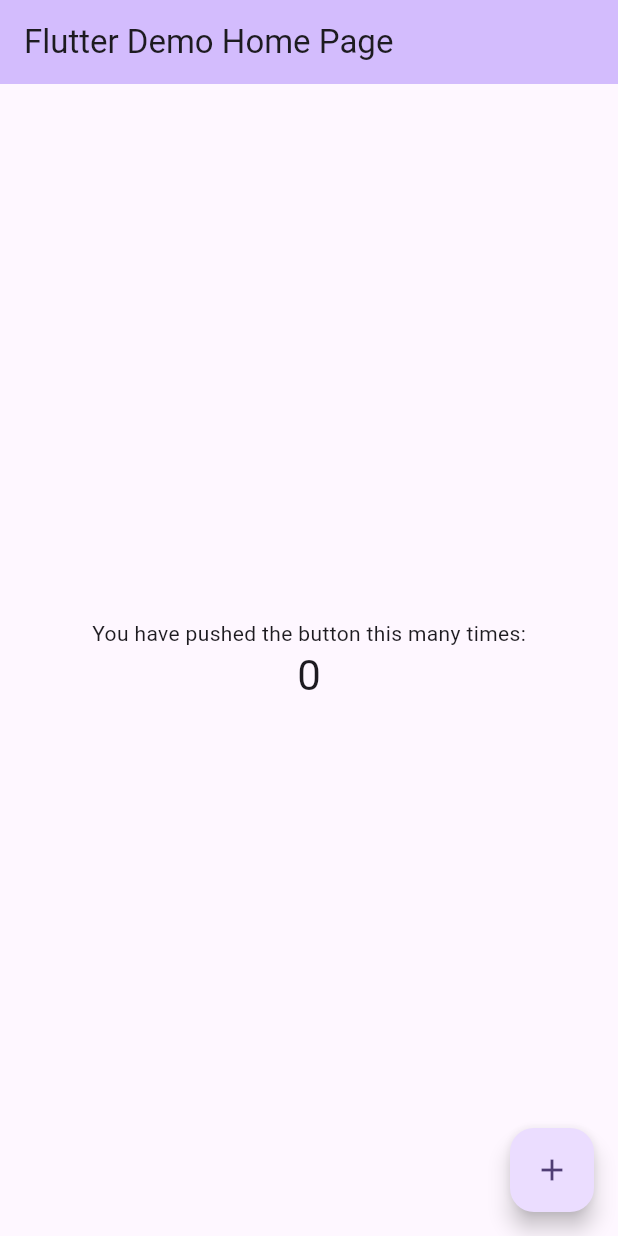
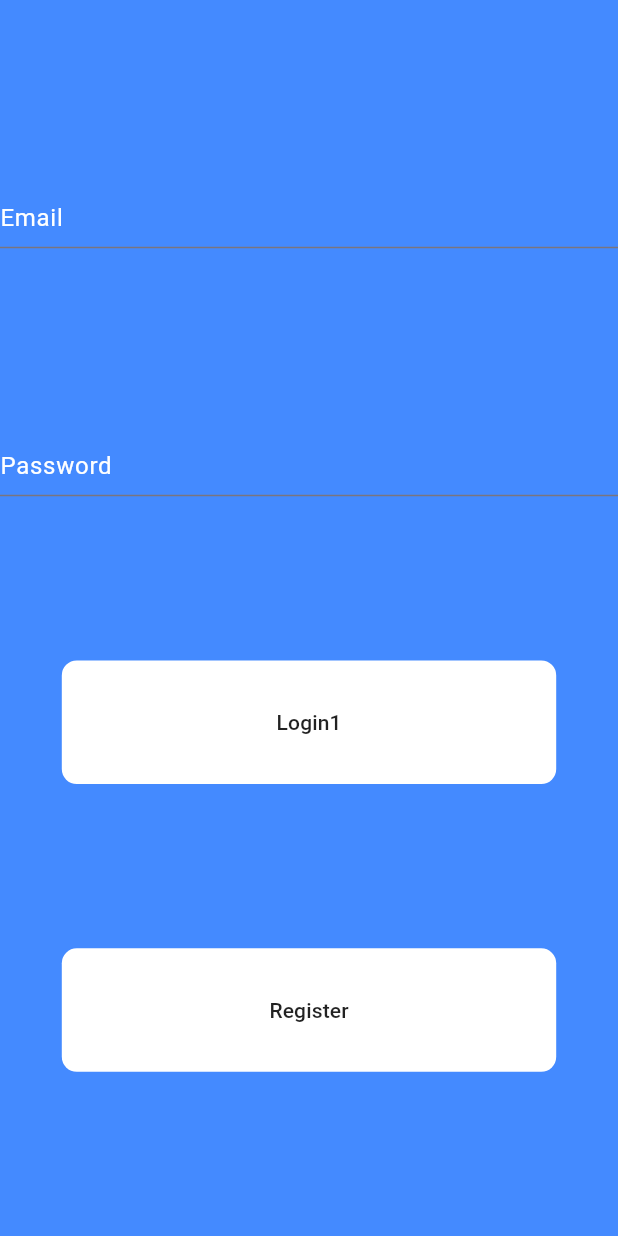
Before and after one commit to Angel-cuba/Crypto_Flutter, a Flutter app: the screen it shows after launch, on a phone screen of 412 x 824 dp. Run offline on Flutter 3.47's test engine with Material 2 defaults, Android fonts, the phone set to English and light mode, and no system bars; our stand-ins replace firebase_core; accounts and stored records are empty.

Commit message:
Folder structure.
Add first component.

```diff
--- a/lib/main.dart
+++ b/lib/main.dart
@@ -1,125 +1,28 @@
+import 'package:firebase_core/firebase_core.dart';
 import 'package:flutter/material.dart';
 
-void main() {
+import 'package:crypto/ui/authentication.dart';
+
+void main() async {
+  WidgetsFlutterBinding.ensureInitialized();
+  Firebase.initializeApp();
   runApp(const MyApp());
 }
 
 class MyApp extends StatelessWidget {
-  const MyApp({super.key});
+  const MyApp({Key? key}) : super(key: key);
 
   // This widget is the root of your application.
   @override
   Widget build(BuildContext context) {
     return MaterialApp(
-      title: 'Flutter Demo',
+      title: 'Crypto App',
+      debugShowCheckedModeBanner: false,
       theme: ThemeData(
-        // This is the theme of your application.
-        //
-        // TRY THIS: Try running your application with "flutter run". You'll see
-        // the application has a blue toolbar. Then, without quitting the app,
-        // try changing the seedColor in the colorScheme below to Colors.green
-        // and then invoke "hot reload" (save your changes or press the "hot
-        // reload" button in a Flutter-supported IDE, or press "r" if you used
-        // the command line to start the app).
-        //
-        // Notice that the counter didn't reset back to zero; the application
-        // state is not lost during the reload. To reset the state, use hot
-        // restart instead.
-        //
-        // This works for code too, not just values: Most code changes can be
-        // tested with just a hot reload.
         colorScheme: ColorScheme.fromSeed(seedColor: Colors.deepPurple),
         useMaterial3: true,
       ),
-      home: const MyHomePage(title: 'Flutter Demo Home Page'),
+      home: const Authentication(),
     );
   }
 }
-
-class MyHomePage extends StatefulWidget {
-  const MyHomePage({super.key, required this.title});
-
-  // This widget is the home page of your application. It is stateful, meaning
-  // that it has a State object (defined below) that contains fields that affect
-  // how it looks.
-
-  // This class is the configuration for the state. It holds the values (in this
-  // case the title) provided by the parent (in this case the App widget) and
-  // used by the build method of the State. Fields in a Widget subclass are
-  // always marked "final".
-
-  final String title;
-
-  @override
-  State<MyHomePage> createState() => _MyHomePageState();
-}
-
-class _MyHomePageState extends State<MyHomePage> {
-  int _counter = 0;
-
-  void _incrementCounter() {
-    setState(() {
-      // This call to setState tells the Flutter framework that something has
-      // changed in this State, which causes it to rerun the build method below
-      // so that the display can reflect the updated values. If we changed
-      // _counter without calling setState(), then the build method would not be
-      // called again, and so nothing would appear to happen.
-      _counter++;
-    });
-  }
-
-  @override
-  Widget build(BuildContext context) {
-    // This method is rerun every time setState is called, for instance as done
-    // by the _incrementCounter method above.
-    //
-    // The Flutter framework has been optimized to make rerunning build methods
-    // fast, so that you can just rebuild anything that needs updating rather
-    // than having to individually change instances of widgets.
-    return Scaffold(
-      appBar: AppBar(
-        // TRY THIS: Try changing the color here to a specific color (to
-        // Colors.amber, perhaps?) and trigger a hot reload to see the AppBar
-        // change color while the other colors stay the same.
-        backgroundColor: Theme.of(context).colorScheme.inversePrimary,
-        // Here we take the value from the MyHomePage object that was created by
-        // the App.build method, and use it to set our appbar title.
-        title: Text(widget.title),
-      ),
-      body: Center(
-        // Center is a layout widget. It takes a single child and positions it
-        // in the middle of the parent.
-        child: Column(
-          // Column is also a layout widget. It takes a list of children and
-          // arranges them vertically. By default, it sizes itself to fit its
-          // children horizontally, and tries to be as tall as its parent.
-          //
-          // Column has various properties to control how it sizes itself and
-          // how it positions its children. Here we use mainAxisAlignment to
-          // center the children vertically; the main axis here is the vertical
-          // axis because Columns are vertical (the cross axis would be
-          // horizontal).
-          //
-          // TRY THIS: Invoke "debug painting" (choose the "Toggle Debug Paint"
-          // action in the IDE, or press "p" in the console), to see the
-          // wireframe for each widget.
-          mainAxisAlignment: MainAxisAlignment.center,
-          children: <Widget>[
-            const Text(
-              'You have pushed the button this many times:',
-            ),
-            Text(
-              '$_counter',
-              style: Theme.of(context).textTheme.headlineMedium,
-            ),
-          ],
-        ),
-      ),
-      floatingActionButton: FloatingActionButton(
-        onPressed: _incrementCounter,
-        tooltip: 'Increment',
-        child: const Icon(Icons.add),
-      ), // This trailing comma makes auto-formatting nicer for build methods.
-    );
-  }
-}
--- /dev/null
+++ b/lib/ui/authentication.dart
@@ -0,0 +1,65 @@
+import 'package:flutter/material.dart';
+
+class Authentication extends StatefulWidget {
+  const Authentication({Key? key}) : super(key: key);
+
+  @override
+  State<Authentication> createState() => _AuthenticationState();
+}
+
+TextEditingController _emailController = TextEditingController();
+TextEditingController _passwordController = TextEditingController();
+
+class _AuthenticationState extends State<Authentication> {
+  @override
+  Widget build(BuildContext context) {
+    return Scaffold(
+        body: Container(
+      width: MediaQuery.of(context).size.width,
+      height: MediaQuery.of(context).size.height,
+      decoration: const BoxDecoration(color: Colors.blueAccent),
+      child:
+          Column(mainAxisAlignment: MainAxisAlignment.spaceEvenly, children: [
+        TextFormField(
+          controller: _emailController,
+          decoration: const InputDecoration(
+            labelText: 'Email',
+            hintText: 'Enter your email',
+            hintStyle: TextStyle(color: Colors.white),
+            alignLabelWithHint: true,
+            labelStyle: TextStyle(color: Colors.white),
+          ),
+        ),
+        TextFormField(
+          controller: _passwordController,
+          obscureText: true,
+          decoration: const InputDecoration(
+            labelText: 'Password',
+            hintText: 'Enter your password',
+            hintStyle: TextStyle(color: Colors.white),
+            alignLabelWithHint: true,
+            labelStyle: TextStyle(color: Colors.white),
+          ),
+        ),
+        Container(
+            width: MediaQuery.of(context).size.width * 0.8,
+            height: MediaQuery.of(context).size.height * 0.1,
+            decoration: BoxDecoration(
+              borderRadius: BorderRadius.circular(10),
+              color: Colors.white,
+            ),
+            child:
+                MaterialButton(onPressed: () {}, child: const Text('Login1'))),
+        Container(
+            width: MediaQuery.of(context).size.width * 0.8,
+            height: MediaQuery.of(context).size.height * 0.1,
+            decoration: BoxDecoration(
+              borderRadius: BorderRadius.circular(10),
+              color: Colors.white,
+            ),
+            child: MaterialButton(
+                onPressed: () {}, child: const Text('Register'))),
+      ]),
+    ));
+  }
+}
```
Also changed, not shown: lib/model/coin.dart (added), lib/net/flutterfire.dart (added).
